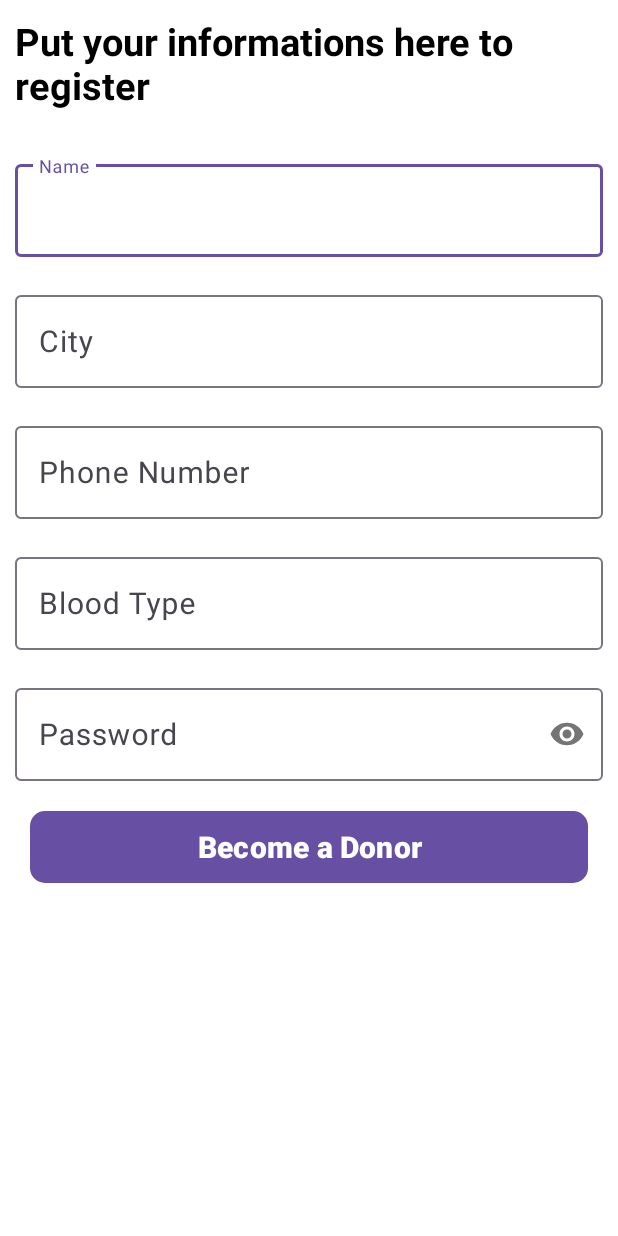
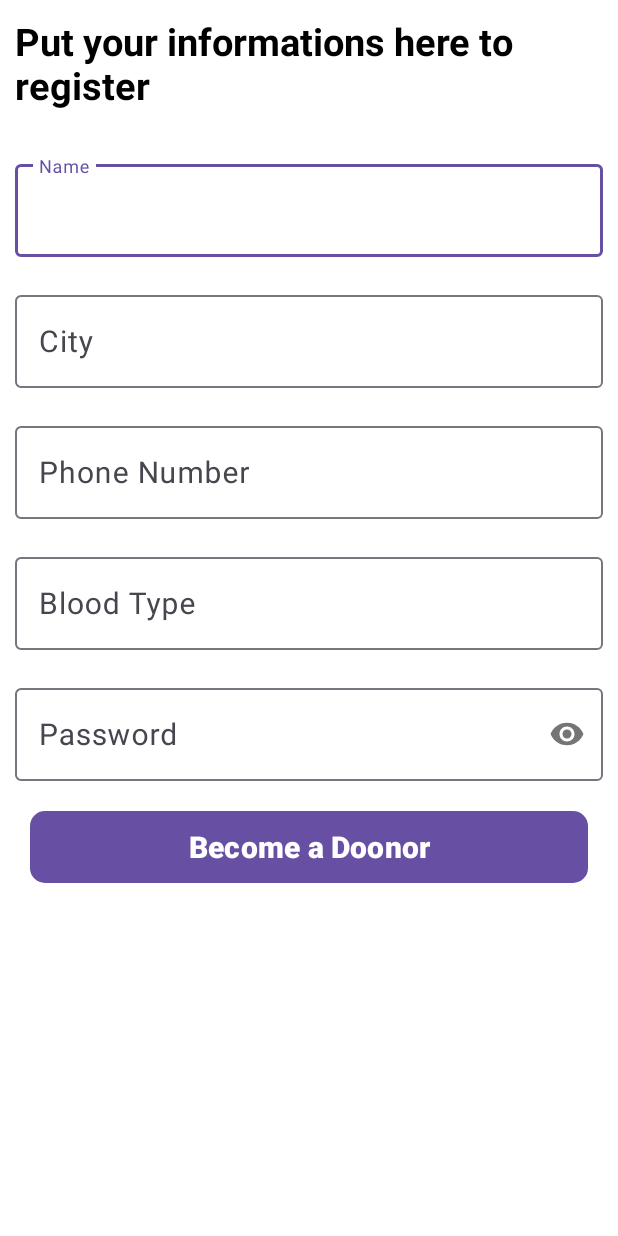
Before and after one commit to diellzahysenii/BloodBondApp, an Android app: the RegisterActivity screen opened directly, with no data from a screen before it, on a phone screen of 412 x 824 dp. Run offline under Robolectric (Android 15) with nearby library versions, the phone set to English and light mode, and no system bars.

Commit message:
Register Activity view

```diff
--- a/app/src/main/res/layout/activity_register.xml
+++ b/app/src/main/res/layout/activity_register.xml
@@ -107,7 +107,7 @@
             android:textStyle="bold"
             android:background="@drawable/button_bg"
             android:textAllCaps="false"
-            android:text="Become a Donor"
+            android:text="Become a Doonor"
             android:layout_margin="20dp"
             android:layout_width="match_parent"
             android:layout_height="wrap_content"/>
```
